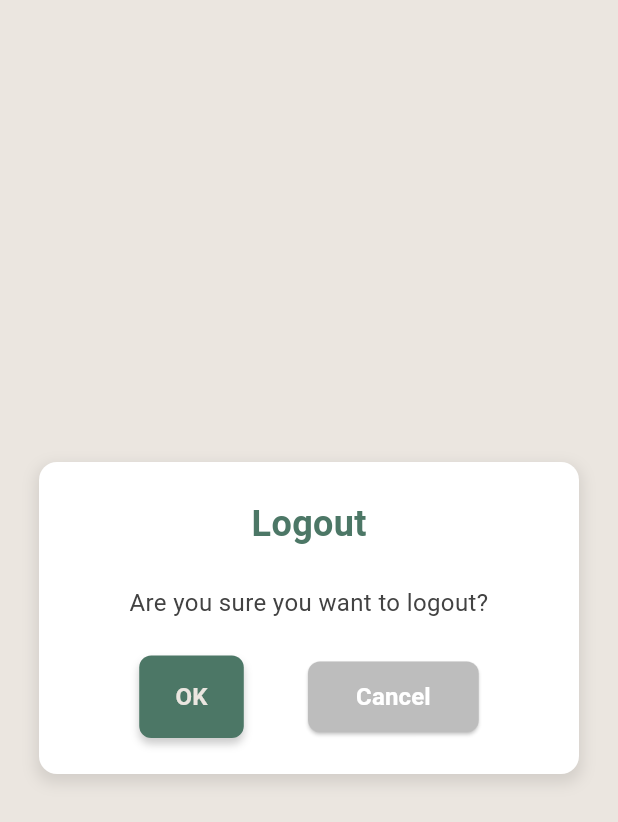
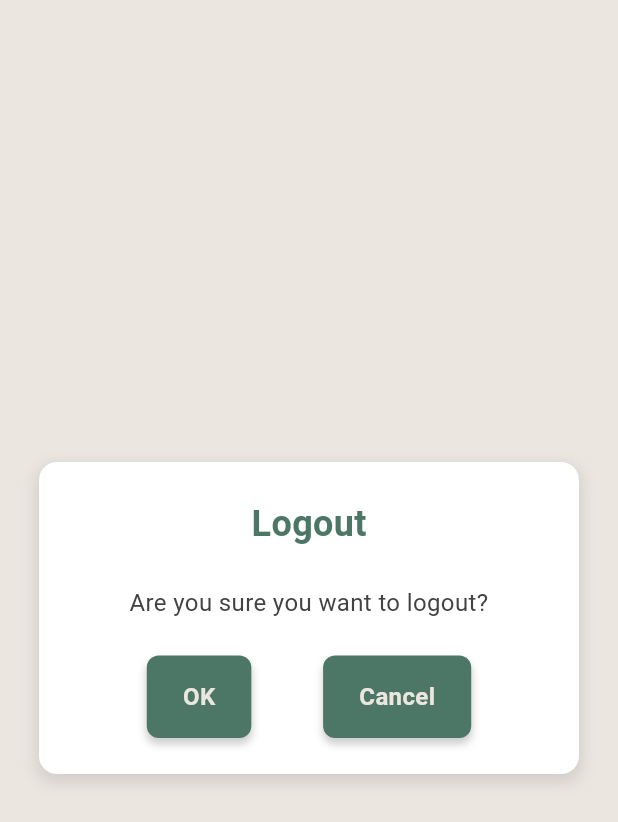
Before and after one commit to MuneebCS/user_management_admin_portal, a Flutter app: the LogoutPage screen opened directly, on a phone screen of 412 x 824 dp. Shown: the top 822 px of the screen. Run offline on Flutter 3.47's test engine with Material 3 defaults, Android fonts, the phone set to English and light mode, and no system bars; our stand-ins replace cloud_firestore, firebase_auth, firebase_core, firebase_storage, image_picker; accounts and stored records are empty.

Commit message:
Update Logout View

```diff
--- a/lib/screens/logout.dart
+++ b/lib/screens/logout.dart
@@ -17,11 +17,10 @@ class LogoutPage extends StatelessWidget {
         child: Padding(
           padding: const EdgeInsets.all(16.0),
           child: Container(
-            width: 360, // Adjust width for consistency with login page
+            width: 360,
             decoration: BoxDecoration(
               color: Colors.white,
-              borderRadius: BorderRadius.circular(
-                  12.0), // Card style with rounded corners
+              borderRadius: BorderRadius.circular(12.0),
               boxShadow: [
                 BoxShadow(
                   color: Colors.black.withOpacity(0.1),
@@ -32,7 +31,7 @@ class LogoutPage extends StatelessWidget {
               ],
             ),
             child: Padding(
-              padding: const EdgeInsets.all(24.0), // Consistent padding
+              padding: const EdgeInsets.all(24.0),
               child: Column(
                 mainAxisSize: MainAxisSize.min,
                 children: [
@@ -68,32 +67,14 @@ class LogoutPage extends StatelessWidget {
                           );
                         },
                       ),
-                      ElevatedButton(
+                      CustomButton(
+                        text: "Cancel",
                         onPressed: () {
-                          SnackBar(content: Text("You are logged out!"));
                           Navigator.pushReplacement(
                             context,
                             MaterialPageRoute(builder: (context) => HomePage()),
                           );
                         },
-                        style: ElevatedButton.styleFrom(
-                          backgroundColor: Colors.grey[400],
-                          padding: const EdgeInsets.symmetric(
-                            horizontal: 32,
-                            vertical: 12,
-                          ),
-                          shape: RoundedRectangleBorder(
-                            borderRadius: BorderRadius.circular(8),
-                          ),
-                        ),
-                        child: Text(
-                          "Cancel",
-                          style: TextStyle(
-                            color: Colors.white,
-                            fontSize: 16,
-                            fontWeight: FontWeight.w600,
-                          ),
-                        ),
                       ),
                     ],
                   ),
```
